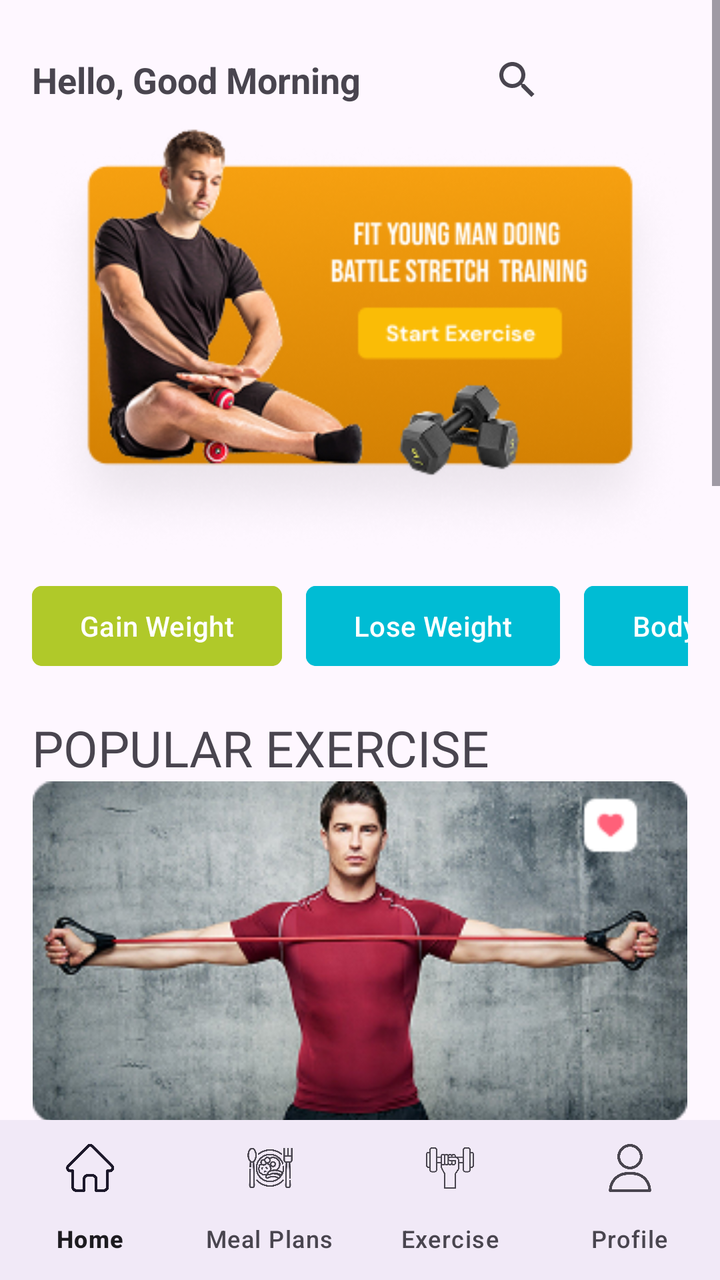
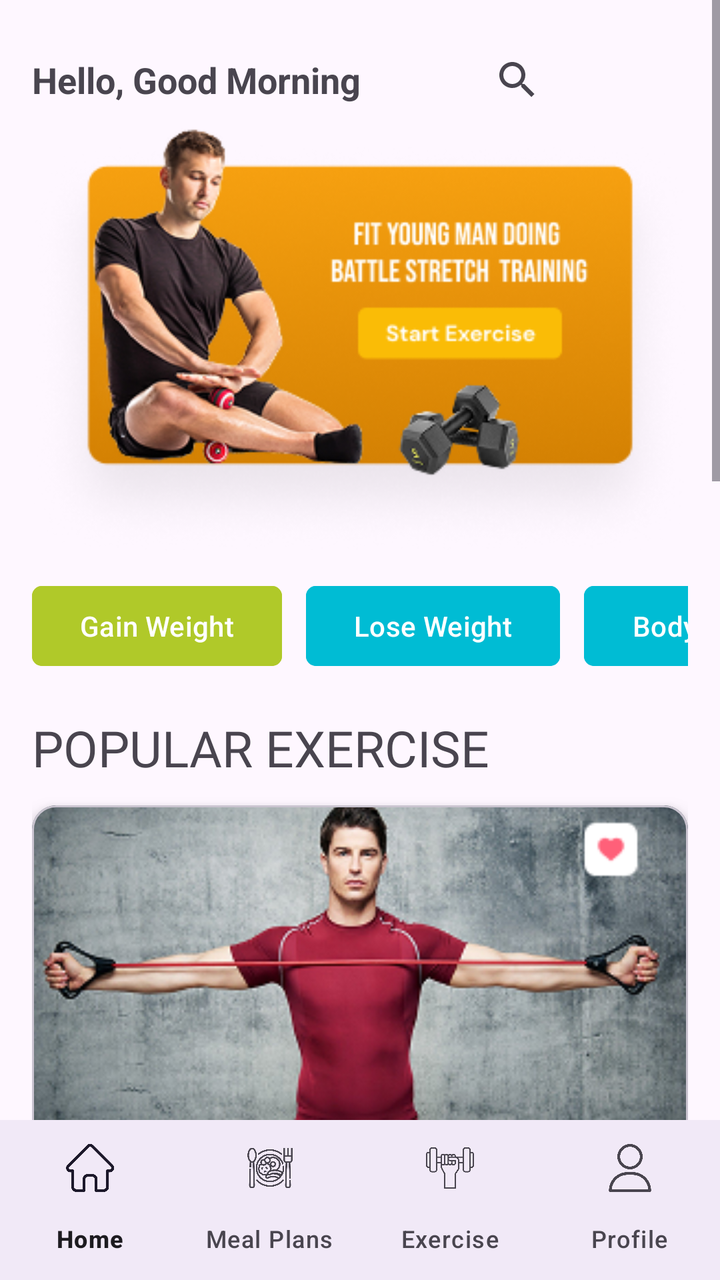

Two renders of the same Android screen: before a commit and after it. Below are the layout's source before the change and the commit's diff.
<!-- AndroidManifest.xml: application theme Theme.FitPro -->
<!-- res/layout/activity_main_home.xml -->
<?xml version="1.0" encoding="utf-8"?>
<androidx.coordinatorlayout.widget.CoordinatorLayout
    xmlns:android="http://schemas.android.com/apk/res/android"
    xmlns:app="http://schemas.android.com/apk/res-auto"
    xmlns:tools="http://schemas.android.com/tools"
    android:id="@+id/main"
    android:layout_width="match_parent"
    android:layout_height="match_parent"
    android:fitsSystemWindows="true"
    tools:context=".MainHome">

    
    <ScrollView
        android:id="@+id/scrollView"
        android:layout_width="match_parent"
        android:layout_height="match_parent"
        android:fillViewport="true">

        <LinearLayout
            android:layout_width="match_parent"
            android:layout_height="wrap_content"
            android:orientation="vertical"
            android:padding="16dp"
            android:paddingBottom="100dp">

            
            <LinearLayout
                android:layout_width="match_parent"
                android:layout_height="wrap_content"
                android:orientation="horizontal"
                android:gravity="center_vertical">

                <TextView
                    android:id="@+id/welcomeText"
                    android:layout_width="0dp"
                    android:layout_height="wrap_content"
                    android:layout_weight="2"
                    android:text="Hello, Good Morning"
                    android:textSize="18sp"
                    android:textStyle="bold"
                    android:paddingEnd="8dp"/>

                <SearchView
                    android:layout_width="0dp"
                    android:layout_height="wrap_content"
                    android:layout_weight="1"/>
            </LinearLayout>

            
            <ImageView
                android:id="@+id/imageView22"
                android:layout_width="match_parent"
                android:layout_height="wrap_content"
                android:adjustViewBounds="true"
                app:srcCompat="@drawable/group_56529"/>

            
            <HorizontalScrollView
                android:layout_width="match_parent"
                android:layout_height="wrap_content"
                android:scrollbars="none"
                android:overScrollMode="never"
                android:layout_marginTop="12dp">

                <LinearLayout
                    android:layout_width="wrap_content"
                    android:layout_height="wrap_content"
                    android:orientation="horizontal">

                    <Button
                        android:id="@+id/button6"
                        android:layout_width="wrap_content"
                        android:layout_height="wrap_content"
                        android:backgroundTint="@color/bg_light_green"
                        android:text="Gain Weight"
                        android:layout_marginEnd="12dp"
                        app:cornerRadius="5dp"/>

                    <Button
                        android:id="@+id/button7"
                        android:layout_width="wrap_content"
                        android:layout_height="wrap_content"
                        android:backgroundTint="#00BCD4"
                        android:text="Lose Weight"
                        android:layout_marginEnd="12dp"
                        app:cornerRadius="5dp"/>

                    <Button
                        android:id="@+id/button8"
                        android:layout_width="wrap_content"
                        android:layout_height="wrap_content"
                        android:backgroundTint="#00BCD4"
                        android:text="Body Building"
                        android:layout_marginEnd="12dp"
                        app:cornerRadius="5dp"/>

                    <Button
                        android:id="@+id/button9"
                        android:layout_width="wrap_content"
                        android:layout_height="wrap_content"
                        android:backgroundTint="#00BCD4"
                        android:text="Healthy"
                        app:cornerRadius="5dp"/>
                </LinearLayout>
            </HorizontalScrollView>

            
            <TextView
                android:id="@+id/textView24"
                android:layout_width="match_parent"
                android:layout_height="wrap_content"
                android:layout_marginTop="20dp"
                android:fontFamily="@font/bebas_neue"
                android:text="POPULAR EXERCISE"
                android:textSize="25sp"/>

            <ImageView
                android:id="@+id/imageView14"
                android:layout_width="match_parent"
                android:layout_height="wrap_content"
                android:adjustViewBounds="true"
                app:srcCompat="@drawable/group_56530"/>

            <TextView
                android:id="@+id/textView25"
                android:layout_width="match_parent"
                android:layout_height="wrap_content"
                android:fontFamily="sans-serif-medium"
                android:text="Full Shot Man Stretching Arm"/>

            <TextView
                android:id="@+id/textView34"
                android:layout_width="match_parent"
                android:layout_height="wrap_content"
                android:text="Beginner"/>

            <ImageView
                android:id="@+id/imageView15"
                android:layout_width="match_parent"
                android:layout_height="wrap_content"
                android:adjustViewBounds="true"
                app:srcCompat="@drawable/group_56531"
                android:layout_marginTop="16dp"/>

            <TextView
                android:id="@+id/textView26"
                android:layout_width="match_parent"
                android:layout_height="wrap_content"
                android:fontFamily="sans-serif-medium"
                android:text="Athlete Practicing Monochrome"/>

            <TextView
                android:id="@+id/textView35"
                android:layout_width="match_parent"
                android:layout_height="wrap_content"
                android:text="Beginner"/>

            
            <TextView
                android:id="@+id/textView27"
                android:layout_width="wrap_content"
                android:layout_height="wrap_content"
                android:layout_marginTop="20dp"
                android:fontFamily="@font/bebas_neue"
                android:text="MEAL PLAN"
                android:textSize="25sp"/>

            <ImageView
                android:id="@+id/imageView16"
                android:layout_width="match_parent"
                android:layout_height="wrap_content"
                android:adjustViewBounds="true"
                app:srcCompat="@drawable/img"/>

            <TextView
                android:id="@+id/textView29"
                android:layout_width="match_parent"
                android:layout_height="wrap_content"
                android:fontFamily="sans-serif-medium"
                android:text="Greek salad with lettuce, green onion,"/>

            <TextView
                android:id="@+id/textView32"
                android:layout_width="match_parent"
                android:layout_height="wrap_content"
                android:text="150 kcal"/>

            <ImageView
                android:id="@+id/imageView17"
                android:layout_width="match_parent"
                android:layout_height="wrap_content"
                android:adjustViewBounds="true"
                app:srcCompat="@drawable/img__1_"
                android:layout_marginTop="16dp"/>

            <TextView
                android:id="@+id/textView31"
                android:layout_width="match_parent"
                android:layout_height="wrap_content"
                android:fontFamily="sans-serif-medium"
                android:text="Salad of fresh vegetables"/>

            <TextView
                android:id="@+id/textView33"
                android:layout_width="match_parent"
                android:layout_height="wrap_content"
                android:text="270 kcal"/>

            
            <TextView
                android:id="@+id/textView36"
                android:layout_width="match_parent"
                android:layout_height="wrap_content"
                android:layout_marginTop="20dp"
                android:fontFamily="@font/bebas_neue"
                android:text="ADDITIONAL EXERCISE"
                android:textSize="25sp"/>

            <LinearLayout
                android:layout_width="match_parent"
                android:layout_height="wrap_content"
                android:orientation="horizontal"
                android:layout_marginTop="16dp">

                <ImageView
                    android:id="@+id/imageView18"
                    android:layout_width="150dp"
                    android:layout_height="150dp"
                    android:adjustViewBounds="true"
                    app:srcCompat="@drawable/group_56536"/>

                <ImageView
                    android:id="@+id/imageView13"
                    android:layout_width="0dp"
                    android:layout_height="wrap_content"
                    android:layout_weight="1"
                    app:srcCompat="@drawable/exercises_with_jumping__rope"/>
            </LinearLayout>

            <LinearLayout
                android:layout_width="match_parent"
                android:layout_height="wrap_content"
                android:orientation="horizontal"
                android:layout_marginTop="16dp">

                <ImageView
                    android:id="@+id/imageView19"
                    android:layout_width="150dp"
                    android:layout_height="150dp"
                    android:adjustViewBounds="true"
                    app:srcCompat="@drawable/group_56537"/>

                <ImageView
                    android:id="@+id/imageView20"
                    android:layout_width="0dp"
                    android:layout_height="wrap_content"
                    android:layout_weight="1"
                    app:srcCompat="@drawable/exercises_with_holding_jumping__rope"/>
            </LinearLayout>

        </LinearLayout>
    </ScrollView>

    
    <com.google.android.material.bottomnavigation.BottomNavigationView
        android:id="@+id/bottom_navigation"
        android:layout_width="match_parent"
        android:layout_height="wrap_content"
        android:layout_gravity="bottom"
        android:background="?android:attr/windowBackground"
        app:labelVisibilityMode="labeled"
        app:menu="@menu/bottom_nav_menu"/>
</androidx.coordinatorlayout.widget.CoordinatorLayout>
<!-- resources referenced by this layout -->
<resources>
  <color name="bg_light_green">#B0C929</color>
  <!-- drawable exercises_with_holding_jumping__rope: png bitmap (drawable, 4495 bytes) -->
  <!-- drawable exercises_with_jumping__rope: png bitmap (drawable, 3978 bytes) -->
  <!-- drawable group_56529: png bitmap (drawable, 98790 bytes) -->
  <!-- drawable group_56530: png bitmap (drawable, 100898 bytes) -->
  <!-- drawable group_56531: png bitmap (drawable, 101907 bytes) -->
  <!-- drawable group_56536: png bitmap (drawable, 4906 bytes) -->
  <!-- drawable group_56537: png bitmap (drawable, 6492 bytes) -->
  <!-- drawable img: png bitmap (drawable, 99369 bytes) -->
  <!-- drawable img__1_: png bitmap (drawable, 145651 bytes) -->
  <style name="Theme.FitPro" parent="Base.Theme.FitPro" />
  <style name="Base.Theme.FitPro" parent="Theme.Material3.DayNight.NoActionBar">
          
          
      </style>
</resources>

<!-- the commit's change to res/layout/activity_main_home.xml (unified diff, before → after) -->
@@ -114,12 +114,22 @@
                 android:text="POPULAR EXERCISE"
                 android:textSize="25sp"/>
 
-            <ImageView
-                android:id="@+id/imageView14"
-                android:layout_width="match_parent"
-                android:layout_height="wrap_content"
-                android:adjustViewBounds="true"
-                app:srcCompat="@drawable/group_56530"/>
+            
+            <com.google.android.material.card.MaterialCardView
+                android:layout_width="match_parent"
+                android:layout_height="wrap_content"
+                android:layout_marginTop="12dp"
+                app:cardCornerRadius="12dp"
+                app:cardElevation="6dp">
+
+                <ImageView
+                    android:id="@+id/imageView14"
+                    android:layout_width="match_parent"
+                    android:layout_height="wrap_content"
+                    android:adjustViewBounds="true"
+                    android:scaleType="centerCrop"
+                    app:srcCompat="@drawable/group_56530"/>
+            </com.google.android.material.card.MaterialCardView>
 
             <TextView
                 android:id="@+id/textView25"
@@ -134,13 +144,22 @@
                 android:layout_height="wrap_content"
                 android:text="Beginner"/>
 
-            <ImageView
-                android:id="@+id/imageView15"
-                android:layout_width="match_parent"
-                android:layout_height="wrap_content"
-                android:adjustViewBounds="true"
-                app:srcCompat="@drawable/group_56531"
-                android:layout_marginTop="16dp"/>
+            
+            <com.google.android.material.card.MaterialCardView
+                android:layout_width="match_parent"
+                android:layout_height="wrap_content"
+                android:layout_marginTop="12dp"
+                app:cardCornerRadius="12dp"
+                app:cardElevation="6dp">
+
+                <ImageView
+                    android:id="@+id/imageView15"
+                    android:layout_width="match_parent"
+                    android:layout_height="wrap_content"
+                    android:adjustViewBounds="true"
+                    android:scaleType="centerCrop"
+                    app:srcCompat="@drawable/group_56531"/>
+            </com.google.android.material.card.MaterialCardView>
 
             <TextView
                 android:id="@+id/textView26"
@@ -165,12 +184,22 @@
                 android:text="MEAL PLAN"
                 android:textSize="25sp"/>
 
-            <ImageView
-                android:id="@+id/imageView16"
-                android:layout_width="match_parent"
-                android:layout_height="wrap_content"
-                android:adjustViewBounds="true"
-                app:srcCompat="@drawable/img"/>
+            
+            <com.google.android.material.card.MaterialCardView
+                android:layout_width="match_parent"
+                android:layout_height="wrap_content"
+                android:layout_marginTop="12dp"
+                app:cardCornerRadius="12dp"
+                app:cardElevation="6dp">
+
+                <ImageView
+                    android:id="@+id/imageView16"
+                    android:layout_width="match_parent"
+                    android:layout_height="wrap_content"
+                    android:adjustViewBounds="true"
+                    android:scaleType="centerCrop"
+                    app:srcCompat="@drawable/img"/>
+            </com.google.android.material.card.MaterialCardView>
 
             <TextView
                 android:id="@+id/textView29"
@@ -185,13 +214,22 @@
                 android:layout_height="wrap_content"
                 android:text="150 kcal"/>
 
-            <ImageView
-                android:id="@+id/imageView17"
-                android:layout_width="match_parent"
-                android:layout_height="wrap_content"
-                android:adjustViewBounds="true"
-                app:srcCompat="@drawable/img__1_"
-                android:layout_marginTop="16dp"/>
+            
+            <com.google.android.material.card.MaterialCardView
+                android:layout_width="match_parent"
+                android:layout_height="wrap_content"
+                android:layout_marginTop="12dp"
+                app:cardCornerRadius="12dp"
+                app:cardElevation="6dp">
+
+                <ImageView
+                    android:id="@+id/imageView17"
+                    android:layout_width="match_parent"
+                    android:layout_height="wrap_content"
+                    android:adjustViewBounds="true"
+                    android:scaleType="centerCrop"
+                    app:srcCompat="@drawable/img__1_"/>
+            </com.google.android.material.card.MaterialCardView>
 
             <TextView
                 android:id="@+id/textView31"
